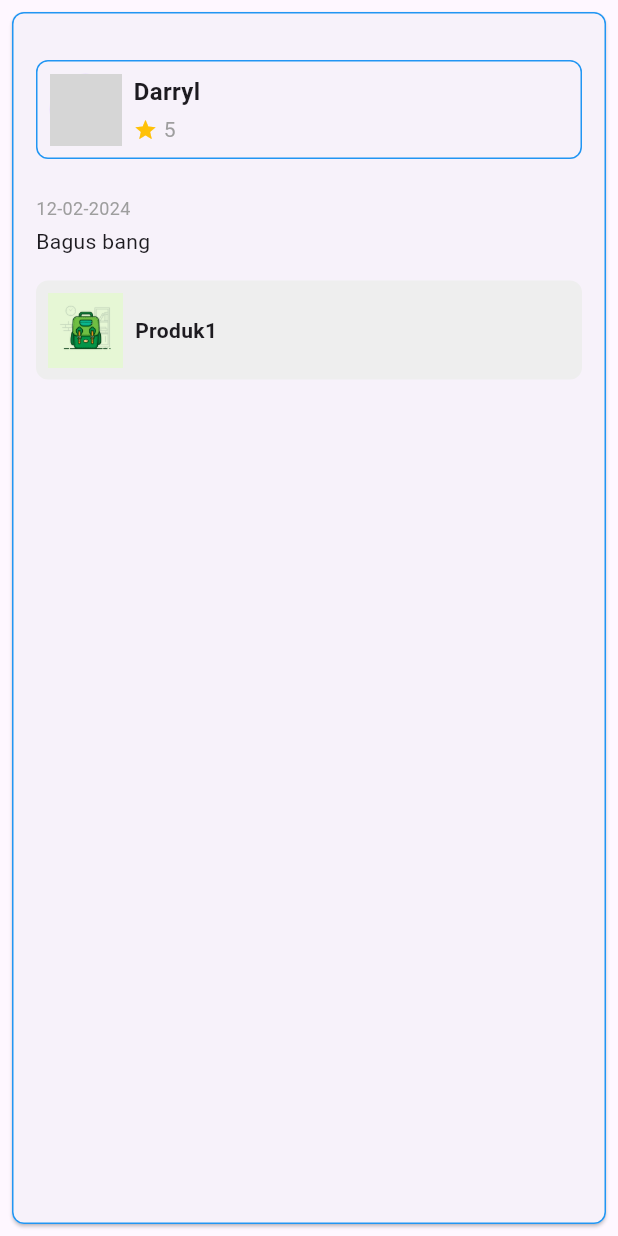
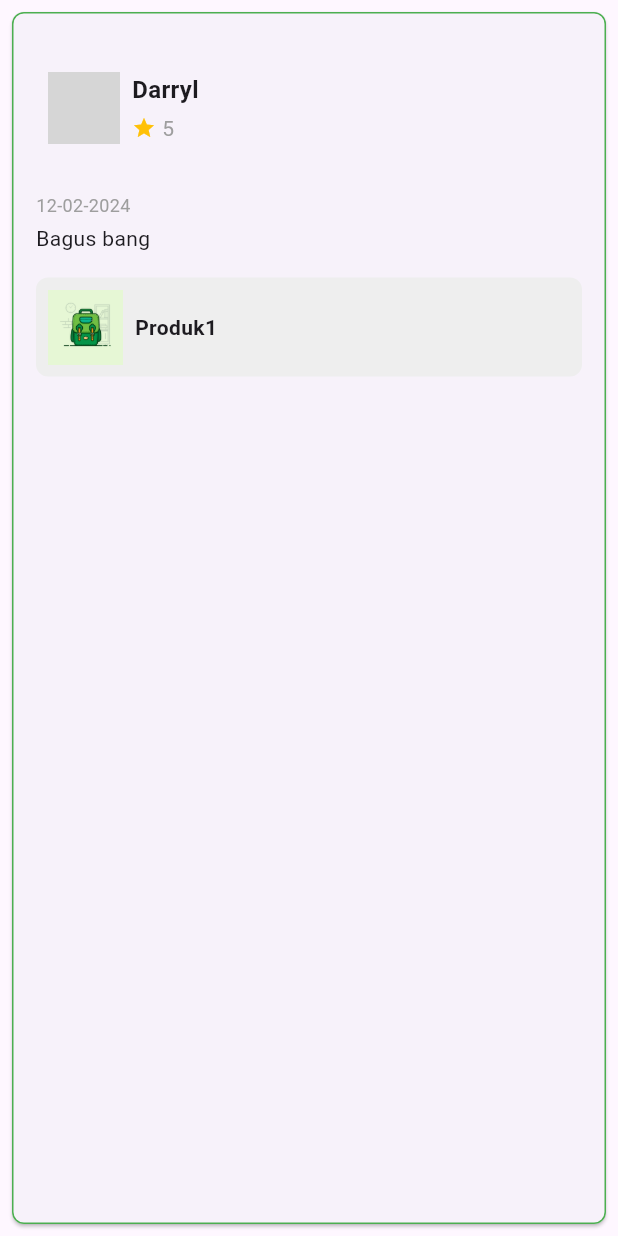
Before and after one commit to darrylrambi/Ecommerce, a Flutter app: the ReviewCard widget shown alone on an empty page, opened directly, on a phone screen of 412 x 824 dp. Run offline on Flutter 3.47's test engine with Material 3 defaults, Android fonts, the phone set to English and light mode, and no system bars; our stand-ins replace flutter_carousel_widget, google_fonts, timelines; grey boxes are pictures that could not be loaded.

Commit message:
quick color fix

```diff
--- a/lib/component/mini_profile_with_rating.dart
+++ b/lib/component/mini_profile_with_rating.dart
@@ -11,10 +11,6 @@ class MiniProfile extends StatelessWidget {
     return Container(
       padding: const EdgeInsets.all(8.0),
       margin: const EdgeInsets.symmetric(vertical: 16.0),
-      decoration: BoxDecoration(
-        border: Border.all(color: Colors.blue),
-        borderRadius: BorderRadius.circular(8.0),
-      ),
       child: Row(
         children: [
           CircleAvatar(
--- a/lib/component/review_card.dart
+++ b/lib/component/review_card.dart
@@ -34,7 +34,7 @@ class ReviewCard extends StatelessWidget {
       margin: const EdgeInsets.all(8.0),
       shape: RoundedRectangleBorder(
         borderRadius: BorderRadius.circular(8.0),
-        side: BorderSide(color: Colors.blue, width: 1),
+        side: BorderSide(color: Color.fromRGBO(76, 175, 80, 1), width: 1),
       ),
       child: Padding(
         padding: const EdgeInsets.all(16.0),
```
